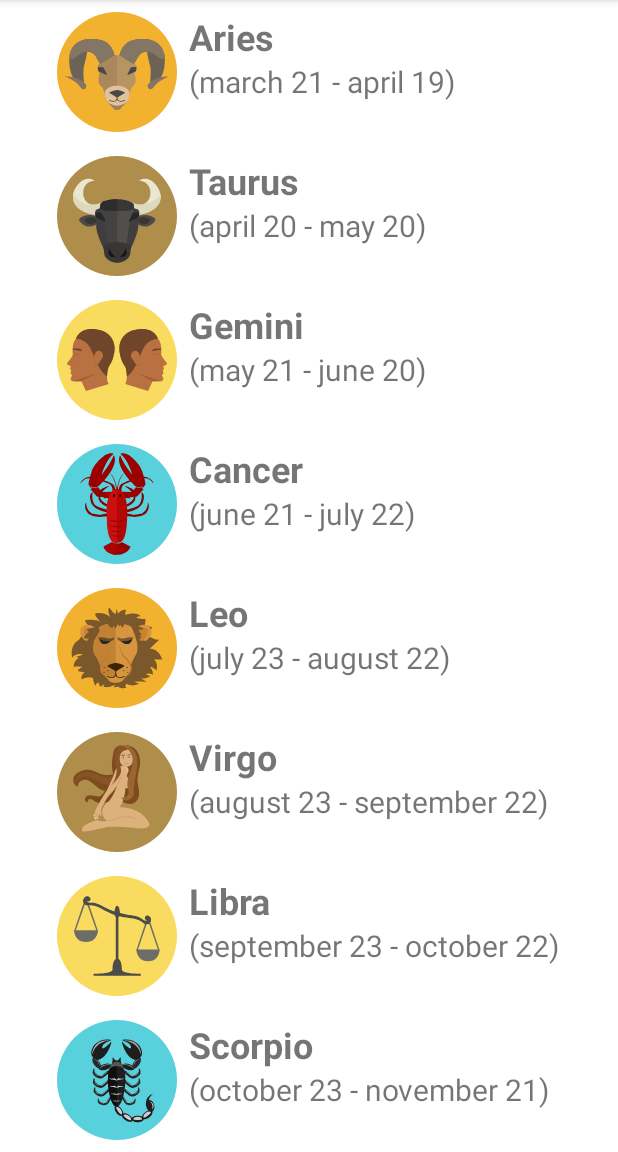
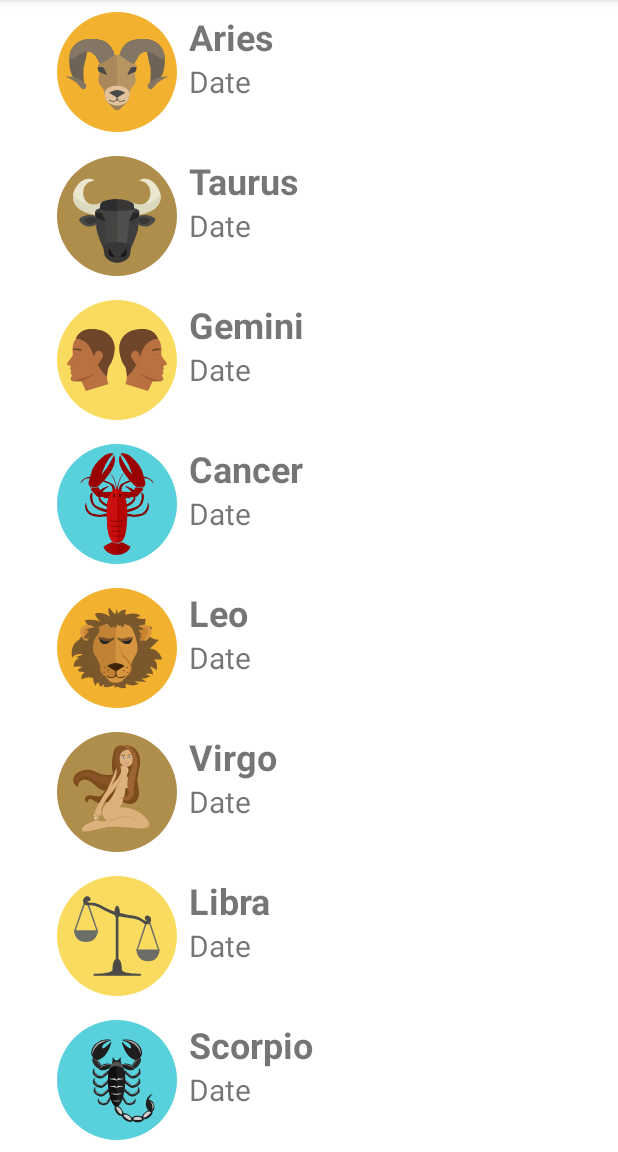
Before and after one commit to raulfl1982ndrd/HoroscopeApp, an Android app: the screen it shows after launch (MainActivity), on a phone screen of 412 x 824 dp, the part 84-1236 px from its top. Run offline under Robolectric (Android 15) with nearby library versions, the phone set to English and light mode, and no system bars; 2 statements that could not run were skipped.

```diff
--- a/app/src/main/java/com/example/horoscopeapp/Horoscope.kt
+++ b/app/src/main/java/com/example/horoscopeapp/Horoscope.kt
@@ -1,5 +1,5 @@
 package com.example.horoscopeapp
 
-class Horoscope(val id:String,val name:String, val logo:Int, val date:String,val desc:String) {
+class Horoscope(val id:String,val name:String, val logo:Int, val date:Int,val desc:String) {
 
 }
--- a/app/src/main/java/com/example/horoscopeapp/HoroscopeAdapter.kt
+++ b/app/src/main/java/com/example/horoscopeapp/HoroscopeAdapter.kt
@@ -55,7 +55,7 @@ class HoroscopeViewHolder(view: View) : RecyclerView.ViewHolder(view) {
     fun render(horoscope: Horoscope){
         nametextView.setText(horoscope.name)
         desctextView.setText(horoscope.desc)
-        datetextView.setText(horoscope.date)
+        datetextView.setIn(horoscope.date)
         logoimageView.setImageResource(horoscope.logo)
     }
 }
--- a/app/src/main/java/com/example/horoscopeapp/MainActivity.kt
+++ b/app/src/main/java/com/example/horoscopeapp/MainActivity.kt
@@ -13,18 +13,18 @@ import androidx.recyclerview.widget.RecyclerView
 class MainActivity : AppCompatActivity() {
 
     val horoscopesList: List<Horoscope> = listOf(
-        Horoscope("aries","Aries",R.drawable.aries,"(march 21 - april 19)",""),
-        Horoscope("taurus","Taurus",R.drawable.taurus,"(april 20 - may 20)",""),
-        Horoscope("gemini","Gemini",R.drawable.gemini,"(may 21 - june 20)",""),
-        Horoscope("cancer","Cancer",R.drawable.cancer,"(june 21 - july 22)",""),
-        Horoscope("leo","Leo",R.drawable.leo,"(july 23 - august 22)",""),
-        Horoscope("virgo","Virgo",R.drawable.virgo,"(august 23 - september 22)",""),
-        Horoscope("libra","Libra",R.drawable.libra,"(september 23 - october 22)",""),
-        Horoscope("scorpio","Scorpio", R.drawable.scorpio,"(october 23 - november 21)",""),
-        Horoscope("sagittarius","Sagittarius",R.drawable.sagittarius,"(november 22 - december 21)",""),
-        Horoscope("capricorn","Capricorn",R.drawable.capricornus,"(december 22 - january 19)",""),
-        Horoscope("aquarius","Aquarius",R.drawable.aquarius,"(january 20 - february 18)",""),
-        Horoscope("pisces","Pisces",R.drawable.pisces,"(february 19 - march 20","")
+        Horoscope("aries","Aries",R.drawable.aries,R.string.date_aries,""),
+        Horoscope("taurus","Taurus",R.drawable.taurus,R.string.date_taurus,""),
+        Horoscope("gemini","Gemini",R.drawable.gemini,R.string.date_gemini,""),
+        Horoscope("cancer","Cancer",R.drawable.cancer,R.string.date_cancer,""),
+        Horoscope("leo","Leo",R.drawable.leo,R.string.date_leo,""),
+        Horoscope("virgo","Virgo",R.drawable.virgo,R.string.date_virgo,""),
+        Horoscope("libra","Libra",R.drawable.libra,R.string.date_libra,""),
+        Horoscope("scorpio","Scorpio", R.drawable.scorpio,R.string.date_scorpio,""),
+        Horoscope("sagittarius","Sagittarius",R.drawable.sagittarius,R.string.date_sagittarius,""),
+        Horoscope("capricorn","Capricorn",R.drawable.capricornus,R.string.date_capricorn,""),
+        Horoscope("aquarius","Aquarius",R.drawable.aquarius,R.string.date_aquarius,""),
+        Horoscope("pisces","Pisces",R.drawable.pisces,R.string.date_pisces,"")
     )
 
     lateinit var recyclerView: RecyclerView
--- a/app/src/main/res/values/strings.xml
+++ b/app/src/main/res/values/strings.xml
@@ -1,3 +1,15 @@
 <resources>
     <string name="app_name">HoroscopeApp</string>
+    <string name="date_aries">(march 21 - april 19)</string>
+    <string name="date_taurus">(april 20 - may 20)</string>
+    <string name="date_gemini">(may 21 - june 20)</string>
+    <string name="date_cancer">(june 21 - july 22)</string>
+    <string name="date_leo">(july 23 - august 22)</string>
+    <string name="date_virgo">(august 23 - september 22)</string>
+    <string name="date_libra">(september 23 - october 22)</string>
+    <string name="date_scorpio">(october 23 - november 21)</string>
+    <string name="date_sagittarius">(november 22 - december 21)</string>
+    <string name="date_capricorn">(december 22 - january 19)</string>
+    <string name="date_aquarius">(january 20 - february 18)</string>
+    <string name="date_pisces">(february 19 - march 20)</string>
 </resources>
```
